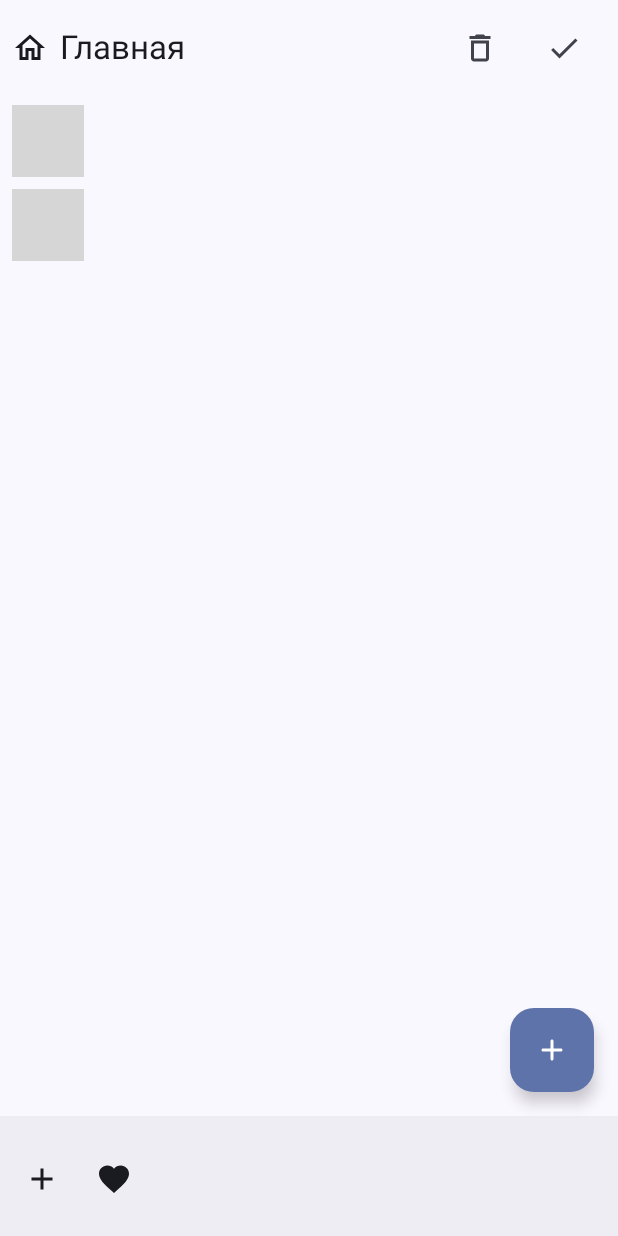
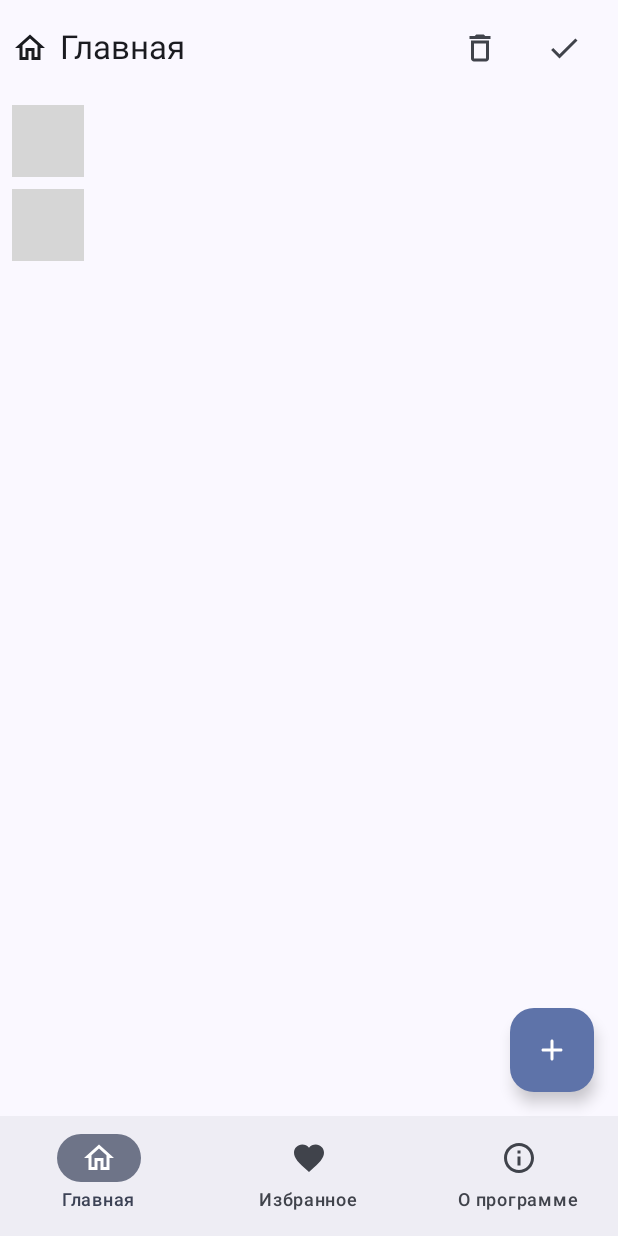
Before and after one commit to VismiOkt/benefit_calculator, an Android app built with Jetpack Compose: the screen it shows after launch (MainActivity), on a phone screen of 412 x 824 dp. Run offline under Robolectric (Android 15) with nearby library versions, the light colour scheme and no system bars; our stand-ins replace livedata-compose; 3 statements that could not run were skipped; grey boxes are pictures that could not be loaded.

Commit message:
Сделана навигацияю Добавлен вывод списка сохраненных продуктов

```diff
--- a/app/build.gradle.kts
+++ b/app/build.gradle.kts
@@ -65,6 +65,7 @@ dependencies {
     implementation("androidx.compose.runtime:runtime-livedata:1.6.1")
     implementation("androidx.compose.ui:ui-tooling-preview")
     implementation("androidx.compose.material3:material3")
+    implementation("androidx.navigation:navigation-compose:2.7.7")
     implementation("androidx.room:room-runtime:2.6.1")
     implementation("androidx.room:room-ktx:2.6.1")
     annotationProcessor ("androidx.room:room-compiler:2.6.1")
--- a/app/src/main/java/com/example/benefitalculator/data/BenefitCalculatorRepositoryImpl.kt
+++ b/app/src/main/java/com/example/benefitalculator/data/BenefitCalculatorRepositoryImpl.kt
@@ -27,7 +27,7 @@ class BenefitCalculatorRepositoryImpl(
     }
 
     override suspend fun editProduct(product: Product) {
-        productDao.updateProduct(product = mapper.mapEntityToDbModel(product))
+        productDao.updateProduct(product = mapper.mapEntityToDbModelEdit(product))
     }
 
     override suspend fun getProduct(productId: Int): Product {
@@ -42,4 +42,8 @@ class BenefitCalculatorRepositoryImpl(
     override fun getCalcData(productId: Int): LiveData<List<CalculatedData>> = productDao.getCalcData(productId).map {
         mapper.mapListCalcDataDbToListEntity(it)
     }
+
+//    override suspend fun getCalculatedList(product: Product): LiveData<List<CalculatedData>> = productDao.getCalcData() {
+//        TODO("Not yet implemented")
+//    }
 }
--- a/app/src/main/java/com/example/benefitalculator/data/ProductDao.kt
+++ b/app/src/main/java/com/example/benefitalculator/data/ProductDao.kt
@@ -7,14 +7,14 @@ import androidx.room.Insert
 import androidx.room.OnConflictStrategy
 import androidx.room.Query
 import androidx.room.Update
-import com.example.benefitalculator.domain.Product
+
 
 @Dao
 interface ProductDao {
     @Insert(onConflict = OnConflictStrategy.REPLACE)
     suspend fun addProduct(product: ProductDbModel): Long
 
-    @Insert
+    @Insert(onConflict = OnConflictStrategy.REPLACE)
     suspend fun addCalculatedData(calcData: List<CalculatedDataDbModel>)
 
 //    @Insert
--- a/app/src/main/java/com/example/benefitalculator/data/ProductDbModel.kt
+++ b/app/src/main/java/com/example/benefitalculator/data/ProductDbModel.kt
@@ -9,7 +9,7 @@ import com.example.benefitalculator.domain.CalculatedData
 @Entity(tableName = "product_table")
 data class ProductDbModel(
     @PrimaryKey(autoGenerate = true)
-    val id: Int,
+    val id: Int = 0,
     @ColumnInfo(name = "product_name")
     var name: String,
     @ColumnInfo(name = "product_note")
--- a/app/src/main/java/com/example/benefitalculator/domain/BenefitCalculatorRepository.kt
+++ b/app/src/main/java/com/example/benefitalculator/domain/BenefitCalculatorRepository.kt
@@ -15,6 +15,8 @@ interface BenefitCalculatorRepository {
 
     suspend fun addCalculatedData(calcData: List<CalculatedData>, productId: Int)
 
+//    suspend fun getCalculatedList(product: Product): LiveData<List<CalculatedData>>
+
     fun getProductList(): LiveData<List<Product>>
 
     fun getCalcData(productId: Int): LiveData<List<CalculatedData>>
--- /dev/null
+++ b/app/src/main/java/com/example/benefitalculator/navigation/AppNavGraph.kt
@@ -0,0 +1,35 @@
+package com.example.benefitalculator.navigation
+
+import androidx.compose.runtime.Composable
+import androidx.navigation.NavHostController
+import androidx.navigation.compose.NavHost
+import androidx.navigation.compose.composable
+
+@Composable
+fun AppNavGraph(
+    navHostController: NavHostController,
+    homeScreenContent: @Composable () -> Unit,
+    productScreenContent: @Composable () -> Unit,
+    aboutScreenContent: @Composable () -> Unit
+) {
+    NavHost(
+        navController = navHostController,
+        startDestination = Screen.HomeScreen.route
+    ) {
+        composable(
+            route = Screen.HomeScreen.route
+        ) {
+            homeScreenContent()
+        }
+        composable(
+            route = Screen.ProductScreen.route
+        ) {
+            productScreenContent()
+        }
+        composable(
+            route = Screen.AboutScreen.route
+        ) {
+            aboutScreenContent()
+        }
+    }
+}
--- /dev/null
+++ b/app/src/main/java/com/example/benefitalculator/navigation/NavigationState.kt
@@ -0,0 +1,30 @@
+package com.example.benefitalculator.navigation
+
+import androidx.compose.runtime.Composable
+import androidx.compose.runtime.remember
+import androidx.navigation.NavHostController
+import androidx.navigation.compose.rememberNavController
+
+class NavigationState (
+    val navHostController: NavHostController
+) {
+    fun navigateTo(route: String) {
+        navHostController.navigate(route) {
+            popUpTo(navHostController.graph.startDestinationId) {
+                saveState = true
+            }
+            launchSingleTop = true
+            restoreState = true
+        }
+    }
+
+}
+
+@Composable
+fun rememberNavigationState(
+    navHostController: NavHostController = rememberNavController()
+): NavigationState {
+    return remember {
+        NavigationState(navHostController)
+    }
+}
--- /dev/null
+++ b/app/src/main/java/com/example/benefitalculator/navigation/Screen.kt
@@ -0,0 +1,21 @@
+package com.example.benefitalculator.navigation
+
+import androidx.compose.ui.res.stringResource
+import com.example.benefitalculator.R
+
+sealed class Screen(
+    val route: String
+) {
+    data object HomeScreen : Screen(ROUTE_HOME_SCREEN)
+
+    data object ProductScreen : Screen(ROUTE_PRODUCT_SCREEN)
+
+    data object AboutScreen : Screen(ROUTE_ABOUT_SCREEN)
+
+    companion object {
+        const val ROUTE_HOME_SCREEN = "home_screen"
+        const val ROUTE_PRODUCT_SCREEN = "product_screen"
+        const val ROUTE_ABOUT_SCREEN = "about_screen"
+    }
+
+}
--- /dev/null
+++ b/app/src/main/java/com/example/benefitalculator/ui/theme/CalculatedDataListScreen.kt
@@ -0,0 +1,89 @@
+package com.example.benefitalculator.ui.theme
+
+import androidx.compose.foundation.ExperimentalFoundationApi
+import androidx.compose.foundation.layout.Arrangement
+import androidx.compose.foundation.layout.Column
+import androidx.compose.foundation.layout.PaddingValues
+import androidx.compose.foundation.layout.fillMaxWidth
+import androidx.compose.foundation.layout.padding
+import androidx.compose.foundation.lazy.LazyColumn
+import androidx.compose.foundation.lazy.items
+import androidx.compose.material.icons.Icons
+import androidx.compose.material.icons.rounded.Delete
+import androidx.compose.material3.DismissDirection
+import androidx.compose.material3.ExperimentalMaterial3Api
+import androidx.compose.material3.Icon
+import androidx.compose.material3.SwipeToDismiss
+import androidx.compose.material3.Text
+import androidx.compose.material3.rememberDismissState
+import androidx.compose.runtime.Composable
+import androidx.compose.runtime.State
+import androidx.compose.runtime.livedata.observeAsState
+import androidx.compose.ui.Alignment
+import androidx.compose.ui.Modifier
+import androidx.compose.ui.res.stringResource
+import androidx.compose.ui.unit.dp
+import com.example.benefitalculator.MainViewModel
+import com.example.benefitalculator.R
+import com.example.benefitalculator.domain.CalculatedData
+
+@OptIn(ExperimentalMaterial3Api::class, ExperimentalFoundationApi::class)
+@Composable
+fun CalculatedDataListScreen(
+    viewModel: MainViewModel,
+    calculationDataList: State<List<CalculatedData>>,
+
+) {
+    val isLastCalcData = viewModel.isLastCalcData.observeAsState(false)
+    LazyColumn(
+        contentPadding = PaddingValues(start = 8.dp, end = 8.dp, top = 70.dp, bottom = 88.dp),
+        verticalArrangement = Arrangement.spacedBy(8.dp)
+    ) {
+        items(calculationDataList.value, key = { it.id }) { calcData ->
+            val dismissState = rememberDismissState(
+                confirmValueChange = {
+                    !isLastCalcData.value
+                }
+            )
+            if (dismissState.isDismissed(DismissDirection.EndToStart)) {
+                viewModel.deleteCalculateData(calcData)
+            }
+
+            SwipeToDismiss(
+                state = dismissState,
+                modifier = Modifier.animateItemPlacement(),
+                directions = setOf(DismissDirection.EndToStart),
+                background = {
+                    Column(
+                        horizontalAlignment = Alignment.End,
+                        modifier = Modifier
+                            .fillMaxWidth()
+                            .padding(16.dp)
+                    ) {
+                        Text(text = stringResource(R.string.home_screen_delete_calculated))
+                        Icon(
+                            Icons.Rounded.Delete,
+                            contentDescription = stringResource(R.string.home_screen_delete_calculation)
+                        )
+                    }
+                },
+                dismissContent = {
+                    ProductCardCalculator(
+                        calcData,
+                        resultCalculate = { price, weight, calcData ->
+                            viewModel.calculate(
+                                price,
+                                weight,
+                                calcData
+                            )
+                        },
+                        resetErrorInputPrice = { viewModel.resetErrorInputPrice(calcData) },
+                        resetErrorInputWeight = { viewModel.resetErrorInputWeight(calcData) }
+                    )
+                }
+            )
+
+
+        }
+    }
+}
--- a/app/src/main/java/com/example/benefitalculator/ui/theme/HomeScreen.kt
+++ b/app/src/main/java/com/example/benefitalculator/ui/theme/HomeScreen.kt
@@ -18,6 +18,7 @@ import androidx.compose.material.icons.outlined.Check
 import androidx.compose.material.icons.outlined.Delete
 import androidx.compose.material.icons.outlined.Favorite
 import androidx.compose.material.icons.outlined.Home
+import androidx.compose.material.icons.outlined.Info
 import androidx.compose.material.icons.rounded.Add
 import androidx.compose.material.icons.rounded.Delete
 import androidx.compose.material3.BottomAppBar
@@ -27,6 +28,8 @@ import androidx.compose.material3.FloatingActionButton
 import androidx.compose.material3.Icon
 import androidx.compose.material3.IconButton
 import androidx.compose.material3.IconToggleButton
+import androidx.compose.material3.NavigationBar
+import androidx.compose.material3.NavigationBarItem
 import androidx.compose.material3.Scaffold
 import androidx.compose.material3.SwipeToDismiss
 import androidx.compose.material3.Text
@@ -34,118 +37,104 @@ import androidx.compose.material3.TextButton
 import androidx.compose.material3.TopAppBar
 import androidx.compose.material3.rememberDismissState
 import androidx.compose.runtime.Composable
+import androidx.compose.runtime.getValue
 import androidx.compose.runtime.livedata.observeAsState
+import androidx.compose.runtime.mutableIntStateOf
 import androidx.compose.runtime.mutableStateOf
 import androidx.compose.runtime.remember
+import androidx.compose.runtime.setValue
 import androidx.compose.ui.Alignment
 import androidx.compose.ui.Modifier
 import androidx.compose.ui.res.stringResource
 import androidx.compose.ui.text.font.FontWeight
 import androidx.compose.ui.unit.dp
 import androidx.compose.ui.unit.sp
+import androidx.navigation.compose.currentBackStackEntryAsState
+import androidx.navigation.compose.rememberNavController
 import com.example.benefitalculator.MainViewModel
 import com.example.benefitalculator.R
+import com.example.benefitalculator.navigation.AppNavGraph
+import com.example.benefitalculator.navigation.NavigationState
+import com.example.benefitalculator.navigation.Screen
+import com.example.benefitalculator.navigation.rememberNavigationState
 
-@OptIn(ExperimentalMaterial3Api::class, ExperimentalFoundationApi::class)
 @SuppressLint("UnusedMaterial3ScaffoldPaddingParameter")
 @Composable
 fun HomeScreen(
     viewModel: MainViewModel
 ) {
     val calculationDataList = viewModel.calculateData.observeAsState(listOf())
-    val isLastCalcData = viewModel.isLastCalcData.observeAsState(false)
-    val checkedAdd = remember { mutableStateOf(false) }
-    val checkedFavorite = remember { mutableStateOf(false) }
+
     val dialogSaveState = remember { mutableStateOf(false) }
     if (dialogSaveState.value) {
         DialogSaveProduct(dialogSaveState, calculationDataList.value)
     }
-
-
+    val navigationState = rememberNavigationState()
+    val navBackStackEntry by navigationState.navHostController.currentBackStackEntryAsState()
+    val currentRout = navBackStackEntry?.destination?.route
     Scaffold(
         topBar = {
-                 TopAppBarHome(
+            when(currentRout) {
+                Navigation.Home.screen.route -> TopAppBarHome(
                     viewModel = viewModel,
                     onClickSaveProduct = {
                         dialogSaveState.value = true
                     }
                 )
+                Navigation.Favorites.screen.route -> TopAppBarFavorites(viewModel = viewModel)
+            }
         },
+
         bottomBar = {
-            BottomAppBar(modifier = Modifier.fillMaxWidth()) {
-                IconToggleButton(checked = checkedAdd.value, onCheckedChange = {
-                    checkedAdd.value = it
-                }) {
-                    Icon(Icons.Outlined.Add, contentDescription = "")
+            NavigationBar(modifier = Modifier.fillMaxWidth()) {
+                val items = listOf(Navigation.Home, Navigation.Favorites, Navigation.About)
+                items.forEach { item ->
+                    NavigationBarItem(
+                        selected = currentRout == item.screen.route,
+                        label = {
+                            Text(text = stringResource(item.titleId))
+                        },
+                        onClick = {
+                            navigationState.navigateTo(item.screen.route)
+                                  },
+                        icon = {
+                            Icon(
+                                item.icon,
+                                contentDescription = stringResource(item.titleId)
+                            )
                         }
-                IconToggleButton(checked = checkedFavorite.value, onCheckedChange = {
-                    checkedFavorite.value = it
-                }) {
-                    Icon(Icons.Outlined.Favorite, contentDescription = "")
+                    )
+
                 }
-
             }
         },
         floatingActionButton = {
-            FloatingActionButton(onClick = { viewModel.addNewCalculateData() }) {
+            when(currentRout) {
+                Navigation.Home.screen.route -> FloatingActionButton(onClick = { viewModel.addNewCalculateData() }) {
                     Icon(
                         Icons.Rounded.Add,
                         contentDescription = stringResource(R.string.home_screen_add_new_calculation)
                     )
                 }
-        }) {
-
-        LazyColumn(
-            contentPadding = PaddingValues(start = 8.dp, end = 8.dp, top = 70.dp, bottom = 88.dp),
-            verticalArrangement = Arrangement.spacedBy(8.dp)
-        ) {
-            items(calculationDataList.value, key = { it.id }) { calcData ->
-                val dismissState = rememberDismissState(
-                    confirmValueChange = {
-                        !isLastCalcData.value
-                    }
-                )
-                if (dismissState.isDismissed(DismissDirection.EndToStart)) {
-                    viewModel.deleteCalculateData(calcData)
             }
 
-                SwipeToDismiss(
-                    state = dismissState,
-                    modifier = Modifier.animateItemPlacement(),
-                    directions = setOf(DismissDirection.EndToStart),
-                    background = {
-                        Column(
-                            horizontalAlignment = Alignment.End,
-                            modifier = Modifier
-                                .fillMaxWidth()
-                                .padding(16.dp)
-                        ) {
-                            Text(text = stringResource(R.string.home_screen_delete_calculated))
-                            Icon(
-                                Icons.Rounded.Delete,
-                                contentDescription = stringResource(R.string.home_screen_delete_calculation)
-                            )
-                        }
-                    },
-                    dismissContent = {
-                        ProductCardCalculator(
-                            calcData,
-                            resultCalculate = { price, weight, calcData ->
-                                viewModel.calculate(
-                                    price,
-                                    weight,
-                                    calcData
+        }) {
+        AppNavGraph(
+            navHostController = navigationState.navHostController,
+            homeScreenContent = {
+                CalculatedDataListScreen(
+                    viewModel = viewModel,
+                    calculationDataList = calculationDataList
                 )
             },
-                            resetErrorInputPrice = { viewModel.resetErrorInputPrice(calcData) },
-                            resetErrorInputWeight = { viewModel.resetErrorInputWeight(calcData) }
-                        )
+            productScreenContent = {
+                ProductListScreen()
+            },
+            aboutScreenContent = {
+                Text(text = "About program")
             }
         )
 
 
     }
 }
-
-    }
-}
--- a/app/src/main/java/com/example/benefitalculator/ui/theme/Navigation.kt
+++ b/app/src/main/java/com/example/benefitalculator/ui/theme/Navigation.kt
@@ -1,11 +1,23 @@
 package com.example.benefitalculator.ui.theme
 
+import androidx.compose.material.icons.Icons
+import androidx.compose.material.icons.outlined.Favorite
+import androidx.compose.material.icons.outlined.Home
+import androidx.compose.material.icons.outlined.Info
+import androidx.compose.material3.Icon
+import androidx.compose.ui.graphics.vector.ImageVector
+import androidx.compose.ui.res.stringResource
 import com.example.benefitalculator.R
+import com.example.benefitalculator.navigation.Screen
 
 sealed class Navigation (
-    val titleId: Int
+    val screen: Screen,
+    val titleId: Int,
+    val icon: ImageVector
 ) {
-    object Home : Navigation(titleId = R.string.navigation_home)
-    object Favorites : Navigation(titleId = R.string.navigation_favorites)
+    object Home : Navigation(titleId = R.string.navigation_home, screen = Screen.HomeScreen, icon = Icons.Outlined.Home)
+    object Favorites : Navigation(titleId = R.string.navigation_favorites, screen = Screen.ProductScreen, icon = Icons.Outlined.Favorite)
+
+    object About : Navigation(titleId = R.string.navigation_about, screen = Screen.AboutScreen, icon = Icons.Outlined.Info)
 
 }
--- a/app/src/main/res/values/strings.xml
+++ b/app/src/main/res/values/strings.xml
@@ -6,9 +6,11 @@
     <string name="home_screen_add_new_calculation">Add new calculation</string>
     <string name="home_screen_delete_calculation">Delete calculation</string>
     <string name="home_screen_delete_calculated">Удаление строки</string>
+    <string name="product_screen_delete_calculated">Удаление строки</string>
     <string name="home_screen_clear_all">Стереть всё</string>
     <string name="navigation_home">Главная</string>
     <string name="navigation_favorites">Избранное</string>
+    <string name="navigation_about">О программе</string>
     <string name="dialog_save_product_save">Сохранить</string>
     <string name="dialog_save_product_cancel">Отменить</string>
     <string name="dialog_save_product_title_save">Сохранить товар?</string>
@@ -16,6 +18,4 @@
     <string name="dialog_save_product_note">Примечание</string>
 
 
-
-
 </resources>
```
Also changed, not shown: app/src/main/java/com/example/benefitalculator/ProductViewModel.kt (+33 -22 lines), app/src/main/java/com/example/benefitalculator/data/CalculatedDataDbModel.kt (+5 -3 lines), app/src/main/java/com/example/benefitalculator/data/ProductMapper.kt (+10 -4 lines), app/src/main/java/com/example/benefitalculator/domain/GetCalculatedListUseCase.kt (added, +9 -0 lines), app/src/main/java/com/example/benefitalculator/ui/theme/ProductCard.kt (added, +80 -0 lines), app/src/main/java/com/example/benefitalculator/ui/theme/ProductListScreen.kt (added, +94 -0 lines). Lines whose indentation alone changed are shown as unchanged.
